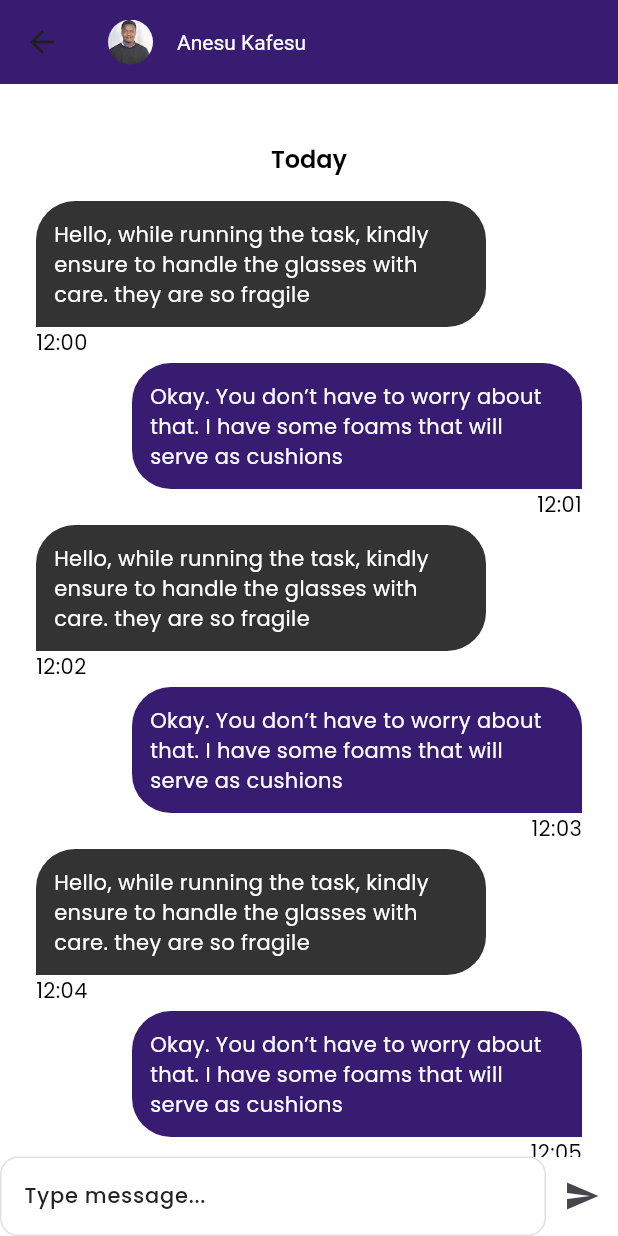
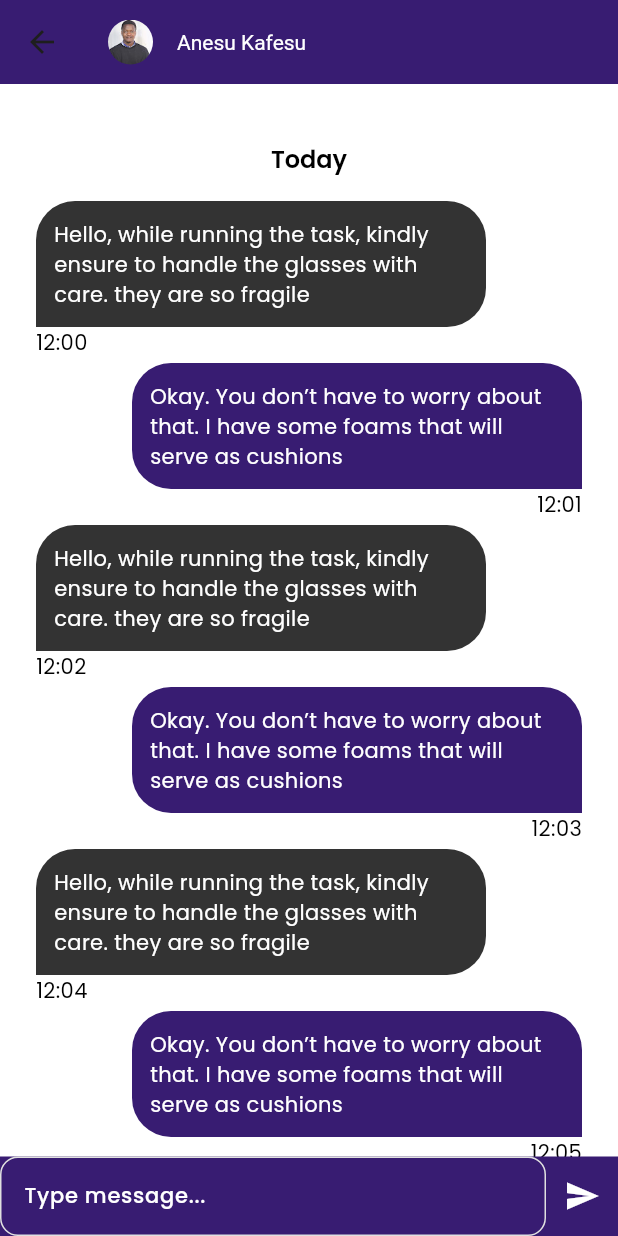
Before and after one commit to SundayOlubode/chindi, a Flutter app: the ChatScreen screen opened directly, on a phone screen of 412 x 824 dp. Run offline on Flutter 3.47's test engine with Material 3 defaults, Android fonts, the phone set to English and light mode, and no system bars; our stand-ins replace flutter_slidable, iconsax; missing offline and left inert: awesome_ripple_animation.

Commit message:
update: modify message input textfield

```diff
--- a/lib/main.dart
+++ b/lib/main.dart
@@ -1,3 +1,4 @@
+import 'package:chindi_ke/routes/chat.dart';
 import 'package:chindi_ke/routes/home.dart';
 import 'package:chindi_ke/utils/theme/theme.dart';
 import 'package:flutter/material.dart';
@@ -16,7 +17,7 @@ class App extends StatelessWidget {
       themeMode: ThemeMode.system,
       theme: ChindiAppTheme.lightTheme,
       darkTheme: ChindiAppTheme.darkTheme,
-      home: const Home(),
+      home: const ChatScreen(),
     );
   }
 }
--- a/lib/routes/chat.dart
+++ b/lib/routes/chat.dart
@@ -43,21 +43,31 @@ class ChatScreen extends StatelessWidget {
             SafeArea(
               bottom: true,
               top: false,
+              child: Container(
+                color: ChindiColors.primary,
                 child: Row(
                   children: <Widget>[
                     const Expanded(
                       child: TextField(
-                      decoration:
-                          InputDecoration(hintText: ChindiTexts.typeMessage),
+                        decoration: InputDecoration(
+                          hintText: ChindiTexts.typeMessage,
+                          hintStyle: TextStyle(
+                            color: ChindiColors.white,
+                          ),
+                        ),
                       ),
                     ),
                     IconButton(
-                    icon: const Icon(Icons.send),
+                      icon: const Icon(
+                        Icons.send,
+                        color: ChindiColors.white,
+                      ),
                       onPressed: () {
                         // Send message functionality
                       },
                     ),
                   ],
+                ),
               ),
             )
           ],
```
Lines whose indentation alone changed are shown as unchanged.
